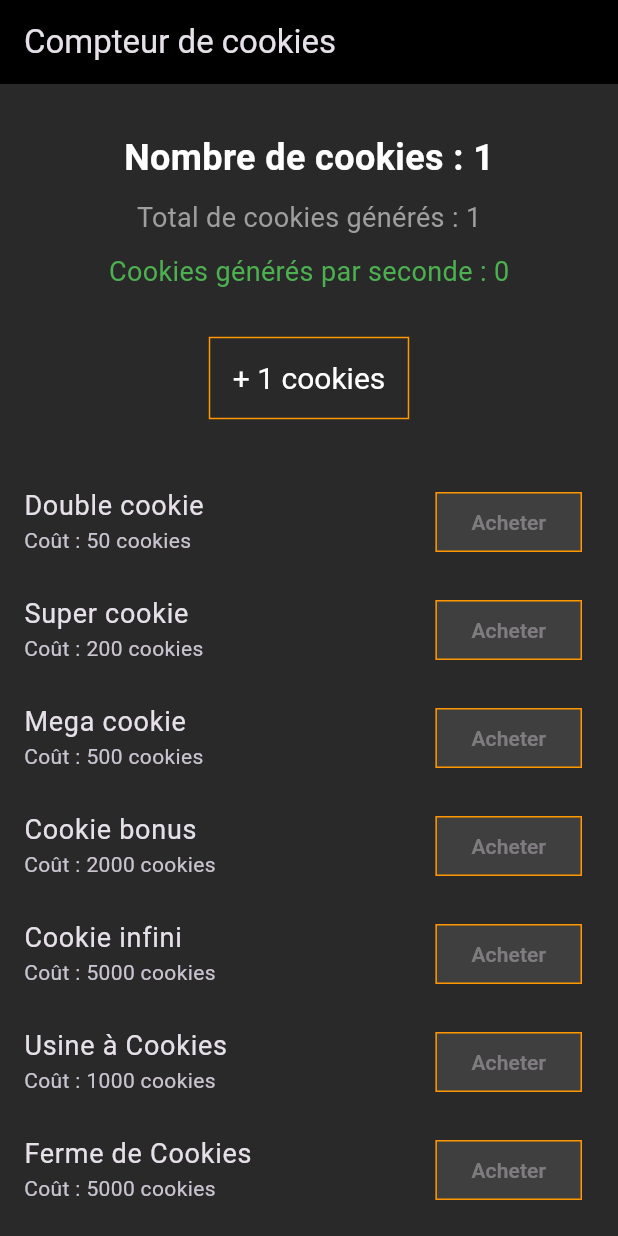
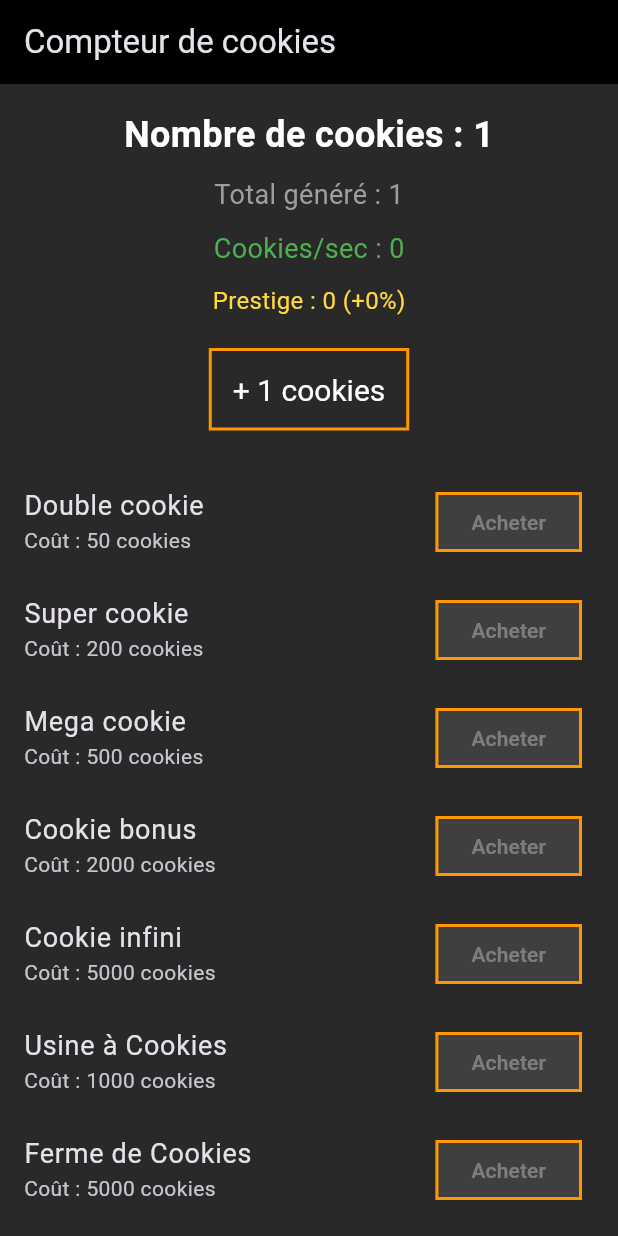
Before and after one commit to ezrekiel/cookie_clicker, a Flutter app: the screen it shows after launch, after a tap on an icon or button, on a phone screen of 412 x 824 dp. Run offline on Flutter 3.47's test engine with Material 3 defaults, Android fonts, the phone set to English and light mode, and no system bars.

Commit message:
prestige system work in progress

```diff
--- a/lib/homepage.dart
+++ b/lib/homepage.dart
@@ -16,7 +16,10 @@ class _HomepageState extends State<Homepage> {
 
   double multiplier = 1.0;
   bool isBoostActive = false;
-  bool isBonusActive = false; // ✅ Nouveau : bonus 10% actif ou non
+  bool isBonusActive = false;
+
+  int prestigePoints = 0;
+  bool canPrestige = false;
 
   Timer? _boostTimer;
   Timer? _passiveTimer;
@@ -49,6 +52,7 @@ class _HomepageState extends State<Homepage> {
         setState(() {
           counter += passiveCookiesPerSecond;
           totalCookies += passiveCookiesPerSecond;
+          checkPrestigeAvailable();
         });
       }
     });
@@ -69,13 +73,39 @@ class _HomepageState extends State<Homepage> {
     });
   }
 
-  // Ajout du bonus permanent à chaque ajout de step
   void addToStep(int baseIncrement) {
     int finalIncrement = baseIncrement;
     if (isBonusActive) {
       finalIncrement += (baseIncrement * 0.1).ceil();
     }
     step += finalIncrement;
+  }
+
+  double getPrestigeMultiplier() {
+    return 1 + (prestigePoints * 0.01);
+  }
+
+  void checkPrestigeAvailable() {
+    canPrestige = totalCookies >= 100000;
+  }
+
+  void performPrestige() {
+    setState(() {
+      prestigePoints += 1;
+      counter = 0;
+      step = 1;
+      totalCookies = 0;
+      passiveCookiesPerSecond = 0;
+      multiplier = 1.0;
+      isBoostActive = false;
+      isBonusActive = false;
+
+      for (var upgrade in upgrades) {
+        upgrade['purchased'] = false;
+      }
+
+      canPrestige = false;
+    });
   }
 
   @override
@@ -112,12 +142,14 @@ class _HomepageState extends State<Homepage> {
                     Text('Nombre de cookies : $counter',
                         style: const TextStyle(fontSize: 24, fontWeight: FontWeight.bold)),
                     const SizedBox(height: 10),
-                    Text('Total de cookies générés : $totalCookies',
+                    Text('Total généré : $totalCookies',
                         style: const TextStyle(fontSize: 18, color: Colors.grey)),
                     const SizedBox(height: 10),
-                    Text('Cookies générés par seconde : $passiveCookiesPerSecond',
+                    Text('Cookies/sec : $passiveCookiesPerSecond',
                         style: const TextStyle(fontSize: 18, color: Colors.green)),
                     const SizedBox(height: 10),
+                    Text('Prestige : $prestigePoints (+${(prestigePoints)}%)',
+                        style: const TextStyle(fontSize: 16, color: Colors.amberAccent)),
                     if (isBoostActive)
                       Text(
                         'BOOST ACTIVÉ ! x${multiplier.toStringAsFixed(1)}',
@@ -127,9 +159,11 @@ class _HomepageState extends State<Homepage> {
                     TextButton(
                       onPressed: () {
                         setState(() {
-                          int cookiesGagnes = (step * multiplier).round();
+                          int cookiesGagnes =
+                              (step * multiplier * getPrestigeMultiplier()).round();
                           counter += cookiesGagnes;
                           totalCookies += cookiesGagnes;
+                          checkPrestigeAvailable();
                         });
                       },
                       style: TextButton.styleFrom(
@@ -139,11 +173,25 @@ class _HomepageState extends State<Homepage> {
                         textStyle: const TextStyle(fontSize: 20),
                         shape: RoundedRectangleBorder(
                           borderRadius: BorderRadius.zero,
-                          side: BorderSide(color: orange, width: 1),
+                          side: BorderSide(color: orange, width: 2),
                         ),
                       ),
-                      child: Text('+ ${(step * multiplier).round()} cookies'),
+                      child: Text('+ ${(step * multiplier * getPrestigeMultiplier()).round()} cookies'),
                     ),
+                    const SizedBox(height: 8),
+                    if (canPrestige)
+                      ElevatedButton(
+                        onPressed: performPrestige,
+                        style: ElevatedButton.styleFrom(
+                          backgroundColor: black,
+                          foregroundColor: Colors.yellow,
+                          shape: RoundedRectangleBorder(
+                            borderRadius: BorderRadius.zero,
+                            side: const BorderSide(color: Colors.yellow, width: 2),
+                          ),
+                        ),
+                        child: const Text('PRESTIGE ! +1 ⚡'),
+                      ),
                   ],
                 ),
               ),
@@ -174,14 +222,15 @@ class _HomepageState extends State<Homepage> {
                                 } else if (upgrade['passive'] == true) {
                                   passiveCookiesPerSecond += upgrade['increment'] as int;
                                 } else if (upgrade['name'] == 'Cookie bonus') {
-                                  isBonusActive = true; // Active le bonus permanent
+                                  isBonusActive = true;
                                   upgrades[index]['purchased'] = true;
                                 } else {
-                                  addToStep(upgrade['increment'] as int); // Utilise la fonction qui applique le bonus
+                                  addToStep(upgrade['increment'] as int);
                                   if (upgrade['unique']) {
                                     upgrades[index]['purchased'] = true;
                                   }
                                 }
+                                checkPrestigeAvailable();
                               });
                             }
                           : null,
@@ -192,7 +241,7 @@ class _HomepageState extends State<Homepage> {
                           borderRadius: BorderRadius.zero,
                           side: BorderSide(
                             color: isPurple ? purple : orange,
-                            width: 1,
+                            width: 2,
                           ),
                         ),
                       ),
```
